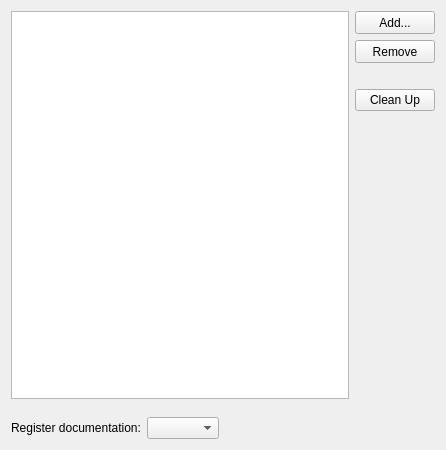
The window that src/plugins/qtsupport/qtversionmanager.ui (qt-creator/qt-creator) describes before a commit, drawn with Qt 5.
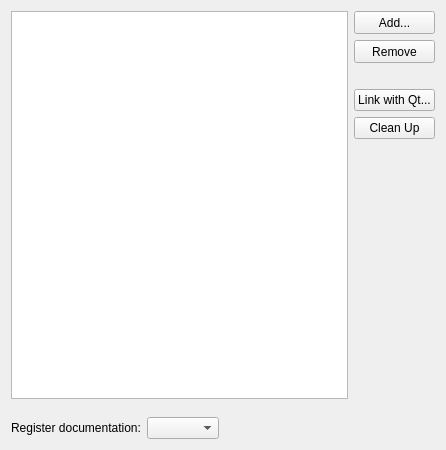
The same window after the commit. Custom widgets are drawn as their Qt base class.

Commit message:
Provide option to "link" Qt Creator to a Qt installation
Allows making e.g. a Qt Creator-only offline installation aware of a Qt
installation, with auto-registration of Qt versions and kits.

The edit to the form file:
```diff
--- a/src/plugins/qtsupport/qtversionmanager.ui
+++ b/src/plugins/qtsupport/qtversionmanager.ui
@@ -99,6 +99,13 @@
        </property>
       </spacer>
      </item>
+     <item>
+      <widget class="QPushButton" name="linkWithQtButton">
+       <property name="text">
+        <string>Link with Qt...</string>
+       </property>
+      </widget>
+     </item>
      <item>
       <widget class="QPushButton" name="cleanUpButton">
        <property name="text">
```
The commit also changes 3 other files.
